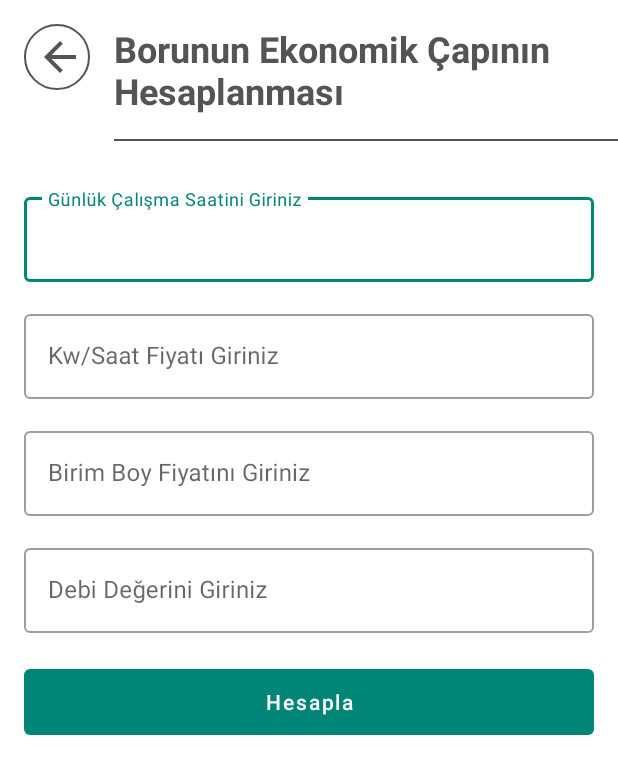
After one commit to nuriefeoglu/MbuProject, an Android app: the CalculateEconomicDiameterOfThePipeActivity screen opened directly, with no data from a screen before it, on a phone screen of 412 x 824 dp. The commit adds this screen. Shown: the top 774 px of the screen. Run offline under Robolectric (Android 15) with nearby library versions, the phone set to English and light mode, and no system bars; our stand-ins replace ButterKnife.

Commit message:
add CalculateEconomicDiameterOfThePipeActivity

```diff
--- /dev/null
+++ b/app/src/main/java/com/nuriefeoglu/mbuproject/base/BaseActivity.java
@@ -0,0 +1,74 @@
+package com.nuriefeoglu.mbuproject.base;
+
+import android.os.Bundle;
+import android.view.View;
+import android.widget.TextView;
+import android.widget.Toast;
+
+import com.google.android.material.button.MaterialButton;
+import com.nuriefeoglu.mbuproject.R;
+
+import androidx.annotation.LayoutRes;
+import androidx.annotation.Nullable;
+import androidx.annotation.StringRes;
+import androidx.appcompat.app.AppCompatActivity;
+import butterknife.BindView;
+import butterknife.ButterKnife;
+import butterknife.Unbinder;
+
+public abstract class BaseActivity extends AppCompatActivity implements IView {
+
+
+    public Unbinder unbinder;
+    @BindView(R.id.incHeader)
+    View includeLayout;
+
+    @Override
+    protected void onCreate(@Nullable Bundle savedInstanceState) {
+        super.onCreate(savedInstanceState);
+        setContentView(layoutRes());
+        unbinder = ButterKnife.bind(this);
+        setupHeader();
+        viewDidLoad();
+    }
+
+
+    static class HeaderLayout {
+        @BindView(R.id.txtHeader)
+        TextView txtHeader;
+        @BindView(R.id.btnHeaderBack)
+        MaterialButton btnBack;
+    }
+
+    @Override
+    public void setupHeader() {
+        HeaderLayout headerLayout = new HeaderLayout();
+        ButterKnife.bind(headerLayout, includeLayout);
+        headerLayout.txtHeader.setText(setHeaderText());
+        headerLayout.btnBack.setOnClickListener(v -> onBackPressed());
+    }
+
+    protected abstract void viewDidLoad();
+
+    @Override
+    protected void onDestroy() {
+        super.onDestroy();
+        if (unbinder != null) {
+            unbinder.unbind();
+            unbinder = null;
+        }
+    }
+
+
+    public void showToast(String message) {
+        Toast.makeText(this, message, Toast.LENGTH_SHORT).show();
+    }
+
+    public String getStringResource(@StringRes int resId) {
+        return getResources().getString(resId);
+    }
+
+    @LayoutRes
+    protected abstract int layoutRes();
+
+}
--- /dev/null
+++ b/app/src/main/java/com/nuriefeoglu/mbuproject/base/IView.java
@@ -0,0 +1,9 @@
+package com.nuriefeoglu.mbuproject.base;
+
+public interface IView {
+
+    void setupHeader();
+    String setHeaderText();
+
+
+}
--- /dev/null
+++ b/app/src/main/java/com/nuriefeoglu/mbuproject/calculateEconomicDiameterOfThePipe/CalculateEconomicDiameterOfThePipeActivity.java
@@ -0,0 +1,73 @@
+package com.nuriefeoglu.mbuproject.calculateEconomicDiameterOfThePipe;
+
+import android.widget.TextView;
+
+import com.google.android.material.button.MaterialButton;
+import com.google.android.material.textfield.TextInputEditText;
+import com.nuriefeoglu.mbuproject.Formulas;
+import com.nuriefeoglu.mbuproject.R;
+import com.nuriefeoglu.mbuproject.base.BaseActivity;
+
+import butterknife.BindView;
+
+public class CalculateEconomicDiameterOfThePipeActivity extends BaseActivity implements ICalculateEconomicDiameterOfThePipeView {
+
+    @BindView(R.id.edt_gunluk_calisma_saati)
+    TextInputEditText edtgunlukcalismasaati;
+    @BindView(R.id.edt_kw_saat_fiyati)
+    TextInputEditText edtkwsaatfiyati;
+    @BindView(R.id.edt_birim_boy_fiyati)
+    TextInputEditText edtbirimboyfiyati;
+    @BindView(R.id.edt_debi_degeri)
+    TextInputEditText edtdebidegeri;
+
+    @BindView(R.id.btn_hesapla)
+    MaterialButton btnhesapla;
+    @BindView(R.id.txt_sonuc)
+    TextView txtsonuc;
+
+
+    @Override
+    protected int layoutRes() {
+        return R.layout.activity_calculate_economic_diameter_of_the_pipe;
+    }
+
+    @Override
+    public String setHeaderText() {
+        return getStringResource(R.string.calculate_economic_diameter_of_the_pipe);
+    }
+
+    @Override
+    public void setupButtonListener() {
+
+
+    }
+
+
+    @SuppressWarnings("ConstantConditions")
+    @Override
+    protected void viewDidLoad() {
+
+        btnhesapla.setOnClickListener(v -> {
+            if (!edtgunlukcalismasaati.getText().toString().matches("") &&
+                    !edtkwsaatfiyati.getText().toString().matches("") &&
+                    !edtbirimboyfiyati.getText().toString().matches("") &&
+                    !edtdebidegeri.getText().toString().matches("")) {
+
+                Double result = Formulas.calculateEconomicDiameterOfThePipe(
+                        Double.parseDouble(edtgunlukcalismasaati.getText().toString()),
+                        Double.parseDouble(edtkwsaatfiyati.getText().toString()),
+                        Double.parseDouble(edtbirimboyfiyati.getText().toString()),
+                        Double.parseDouble(edtdebidegeri.getText().toString()));
+                txtsonuc.setText(String.format("Sonuç : %s", result));
+
+            } else {
+                showToast(getStringResource(R.string.empty_field));
+            }
+        });
+
+
+    }
+
+
+}
--- /dev/null
+++ b/app/src/main/java/com/nuriefeoglu/mbuproject/calculateEconomicDiameterOfThePipe/ICalculateEconomicDiameterOfThePipeView.kt
@@ -0,0 +1,6 @@
+package com.nuriefeoglu.mbuproject.calculateEconomicDiameterOfThePipe
+
+interface ICalculateEconomicDiameterOfThePipeView {
+
+    fun setupButtonListener()
+}
--- a/app/src/main/res/layout/activitiy_turbulancecurrent.xml
+++ b/app/src/main/res/layout/activitiy_turbulancecurrent.xml
@@ -11,6 +11,8 @@
     <LinearLayout
         android:layout_width="match_parent"
         android:layout_height="wrap_content"
+        android:focusableInTouchMode="true"
+        android:focusable="true"
         android:orientation="vertical">
 
         <include
@@ -89,6 +91,7 @@
                 android:textAllCaps="false"
                 android:text="@string/calculate"
                 android:id="@+id/btn_hesapla"
+                android:stateListAnimator="@null"
                 />
 
             <TextView
--- /dev/null
+++ b/app/src/main/res/layout/activity_calculate_economic_diameter_of_the_pipe.xml
@@ -0,0 +1,137 @@
+<?xml version="1.0" encoding="utf-8"?>
+<ScrollView xmlns:android="http://schemas.android.com/apk/res/android"
+    xmlns:app="http://schemas.android.com/apk/res-auto"
+    xmlns:tools="http://schemas.android.com/tools"
+    android:layout_width="match_parent"
+    android:layout_height="match_parent"
+    tools:context=".calculateEconomicDiameterOfThePipe.CalculateEconomicDiameterOfThePipeActivity">
+
+    <LinearLayout
+        android:layout_width="match_parent"
+        android:layout_height="wrap_content"
+        android:orientation="vertical">
+
+        <include
+            android:id="@+id/incHeader"
+            layout="@layout/header" />
+
+    <LinearLayout
+        android:layout_width="match_parent"
+        android:layout_height="match_parent"
+        android:orientation="vertical"
+        android:layout_marginStart="16dp"
+        android:layout_marginEnd="16dp"
+        android:layout_marginTop="16dp"
+        >
+
+        <com.google.android.material.textfield.TextInputLayout
+            style="@style/Widget.MaterialComponents.TextInputLayout.OutlinedBox"
+            android:layout_width="match_parent"
+            android:layout_height="wrap_content"
+            android:hint="@string/calisma_saati"
+            >
+
+            <com.google.android.material.textfield.TextInputEditText
+                android:layout_width="match_parent"
+                android:layout_height="wrap_content"
+                android:maxLines="1"
+                android:inputType="number|numberDecimal"
+                android:id="@+id/edt_gunluk_calisma_saati"
+
+
+                />
+
+        </com.google.android.material.textfield.TextInputLayout>
+
+        <com.google.android.material.textfield.TextInputLayout
+            style="@style/Widget.MaterialComponents.TextInputLayout.OutlinedBox"
+            android:layout_width="match_parent"
+            android:layout_height="wrap_content"
+            android:layout_marginTop="@dimen/input_margin_top"
+            android:hint="@string/kw_saat_fiyati"
+            >
+
+            <com.google.android.material.textfield.TextInputEditText
+                android:layout_width="match_parent"
+                android:layout_height="wrap_content"
+                android:maxLines="1"
+                android:inputType="number|numberDecimal"
+                android:id="@+id/edt_kw_saat_fiyati"
+
+
+                />
+
+        </com.google.android.material.textfield.TextInputLayout>
+
+        <com.google.android.material.textfield.TextInputLayout
+            style="@style/Widget.MaterialComponents.TextInputLayout.OutlinedBox"
+            android:layout_width="match_parent"
+            android:layout_height="wrap_content"
+            android:layout_marginTop="@dimen/input_margin_top"
+            android:hint="@string/birim_boy_maliyet"
+            >
+
+            <com.google.android.material.textfield.TextInputEditText
+                android:layout_width="match_parent"
+                android:layout_height="wrap_content"
+                android:maxLines="1"
+                android:inputType="number|numberDecimal"
+                android:id="@+id/edt_birim_boy_fiyati"
+
+                />
+
+        </com.google.android.material.textfield.TextInputLayout>
+
+        <com.google.android.material.textfield.TextInputLayout
+            style="@style/Widget.MaterialComponents.TextInputLayout.OutlinedBox"
+            android:layout_width="match_parent"
+            android:layout_height="wrap_content"
+            android:layout_marginTop="@dimen/input_margin_top"
+            android:hint="@string/debi"
+            >
+
+            <com.google.android.material.textfield.TextInputEditText
+                android:layout_width="match_parent"
+                android:layout_height="wrap_content"
+                android:maxLines="1"
+                android:inputType="number|numberDecimal"
+                android:id="@+id/edt_debi_degeri"
+
+                />
+
+        </com.google.android.material.textfield.TextInputLayout>
+        <com.google.android.material.button.MaterialButton
+            android:layout_width="match_parent"
+            android:layout_height="44dp"
+            android:insetTop="0dp"
+            android:insetLeft="0dp"
+            android:insetRight="0dp"
+            android:insetBottom="0dp"
+            android:layout_marginTop="@dimen/button_margin_top"
+            android:textAllCaps="false"
+            android:text="@string/calculate"
+            android:id="@+id/btn_hesapla"
+            android:stateListAnimator="@null"
+            />
+
+        <TextView
+            android:layout_width="match_parent"
+            android:layout_height="match_parent"
+            android:textSize="24sp"
+            android:textColor="#323232"
+            android:layout_gravity="center"
+            android:gravity="center"
+            android:textStyle="bold"
+            android:id="@+id/txt_sonuc"
+            />
+
+
+
+    </LinearLayout>
+
+
+
+
+
+    </LinearLayout>
+</ScrollView>
--- a/app/src/main/res/layout/header.xml
+++ b/app/src/main/res/layout/header.xml
@@ -42,7 +42,7 @@
             android:textColor="#545454"
             android:textStyle="bold"
             android:layout_marginStart="16dp"
-            android:text="@string/calculate_turbulance_current"
+
             />
 
     </LinearLayout>
--- /dev/null
+++ b/app/src/main/res/values/dimens.xml
@@ -0,0 +1,5 @@
+<?xml version="1.0" encoding="utf-8"?>
+<resources>
+    <dimen name="button_margin_top">24dp</dimen>
+    <dimen name="input_margin_top">16dp</dimen>
+</resources>
--- a/app/src/main/res/values/strings.xml
+++ b/app/src/main/res/values/strings.xml
@@ -5,4 +5,10 @@
     <string name="boru_ic_cap_input" translatable="false">Borunun İç Çapı</string>
     <string name="sicaklik_degeri_input" translatable="false">Sıcaklık Değerini Seçiniz</string>
     <string name="calculate" translatable="false">Hesapla</string>
+    <string name="empty_field">Lütfen boş alanları doldurunuz</string>
+    <string name="calculate_economic_diameter_of_the_pipe">Borunun Ekonomik Çapının Hesaplanması</string>
+    <string name="calisma_saati">Günlük Çalışma Saatini Giriniz</string>
+    <string name="kw_saat_fiyati">Kw/Saat Fiyatı Giriniz</string>
+    <string name="birim_boy_maliyet">Birim Boy Fiyatını Giriniz</string>
+    <string name="debi">Debi Değerini Giriniz</string>
 </resources>
--- a/build.gradle
+++ b/build.gradle
@@ -2,6 +2,7 @@
 apply from: 'dependencies.gradle'
 
 buildscript {
+    ext.kotlin_version = '1.3.50'
     repositories {
         google()
         jcenter()
@@ -10,6 +11,7 @@ buildscript {
     dependencies {
         //noinspection GradleDependency
         classpath 'com.android.tools.build:gradle:3.5.0'
+        classpath "org.jetbrains.kotlin:kotlin-gradle-plugin:$kotlin_version"
 
         // NOTE: Do not place your application dependencies here; they belong
         // in the individual module build.gradle files
```
Also changed, not shown: app/build.gradle (+9 -0 lines), app/src/main/AndroidManifest.xml (+8 -1 lines), app/src/main/java/com/nuriefeoglu/mbuproject/home/MainActivity.java (+23 -17 lines), app/src/main/java/com/nuriefeoglu/mbuproject/turbulancecurrent/ITurbulanceCurrentView.java (added, +8 -0 lines), app/src/main/java/com/nuriefeoglu/mbuproject/turbulancecurrent/TurbulanceCurrentActivitiy.java (+34 -55 lines), app/src/main/res/layout/activity_main.xml (+21 -5 lines).
